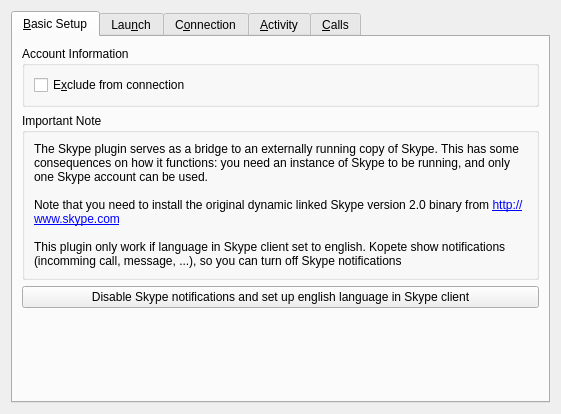
Above: protocols/skype/ui/skypeeditaccountbase.ui from KDE/kopete before the change. Below: the same form after it.
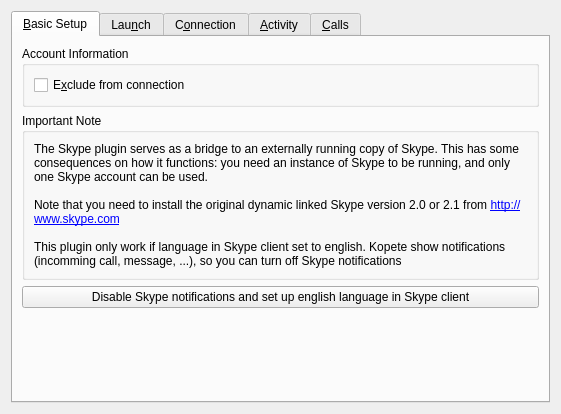
That is the form after the change.

Commit message: Fix priority of not in list, not authorized and phone contacts Fix settings for skype version 2.1.0.47 Fix show call status in kopete call dialog

Patch:
```diff
--- a/protocols/skype/ui/skypeeditaccountbase.ui
+++ b/protocols/skype/ui/skypeeditaccountbase.ui
@@ -69,7 +69,7 @@
           <item>
            <widget class="QLabel" name="textLabel3">
             <property name="text">
-             <string>The Skype plugin serves as a bridge to an externally running copy of Skype. This has some consequences on how it functions: you need an instance of Skype to be running, and only one Skype account can be used.&lt;br /&gt;&lt;br /&gt;Note that you need to install the original dynamic linked Skype version 2.0 binary from &lt;a href=&quot;http://www.skype.com&quot;&gt;http://www.skype.com&lt;/a&gt;&lt;br /&gt;&lt;br /&gt;This plugin only work if language in Skype client set to english. Kopete show notifications (incomming call, message, ...), so you can turn off Skype notifications</string>
+             <string>The Skype plugin serves as a bridge to an externally running copy of Skype. This has some consequences on how it functions: you need an instance of Skype to be running, and only one Skype account can be used.&lt;br /&gt;&lt;br /&gt;Note that you need to install the original dynamic linked Skype version 2.0 or 2.1 from &lt;a href=&quot;http://www.skype.com&quot;&gt;http://www.skype.com&lt;/a&gt;&lt;br /&gt;&lt;br /&gt;This plugin only work if language in Skype client set to english. Kopete show notifications (incomming call, message, ...), so you can turn off Skype notifications</string>
             </property>
             <property name="textFormat">
              <enum>Qt::RichText</enum>
```
The commit also changes 3 other files.
